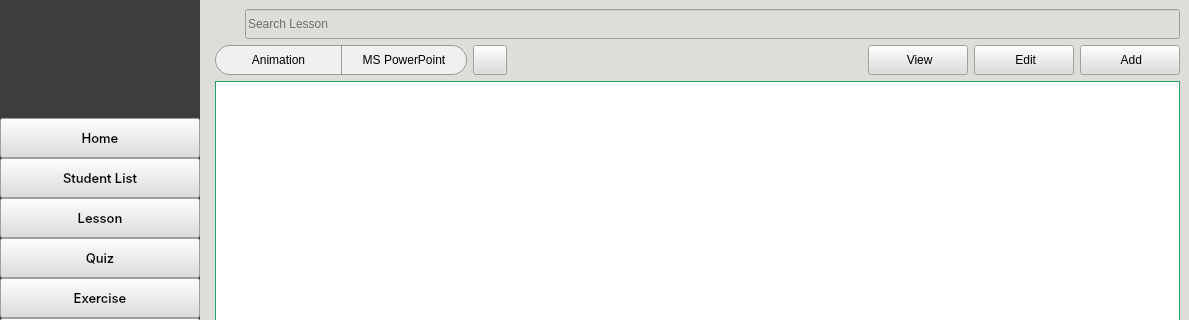
The window that CAI_PyQt/CAI_Admin/UI/FormHome.ui (CPG19040/CPG19040) describes before a commit, drawn with Qt 5; both pictures show x 0 to 1189 and y 0 to 320 of the 1189 by 732 pixel window.
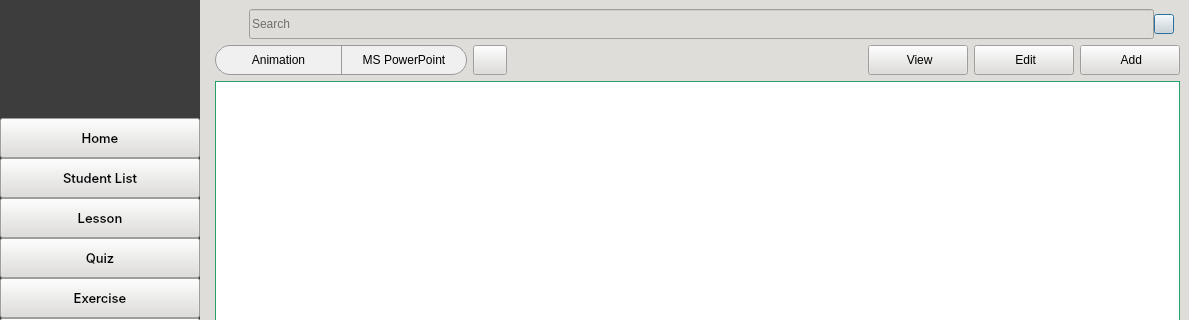
The same window after the commit. The open tabs and pages were chosen to show the change. Icons and pictures are not drawn.

Patch:
```diff
--- a/CAI_PyQt/CAI_Admin/UI/FormHome.ui
+++ b/CAI_PyQt/CAI_Admin/UI/FormHome.ui
@@ -3869,25 +3869,41 @@
        </property>
        <layout class="QVBoxLayout" name="verticalLayout">
         <item>
-         <widget class="QWidget" name="widget_search" native="true">
+         <widget class="QWidget" name="widget_search_4" native="true">
+          <property name="minimumSize">
+           <size>
+            <width>0</width>
+            <height>30</height>
+           </size>
+          </property>
+          <property name="maximumSize">
+           <size>
+            <width>16777215</width>
+            <height>30</height>
+           </size>
+          </property>
           <property name="styleSheet">
-           <string notr="true"/>
+           <string notr="true">*[class=&quot;widget-search-container&quot;] {
+	background-color: #FFF;
+	border: 1px solid #999;
+	border-radius: 15px;
+}</string>
           </property>
           <property name="class" stdset="0">
            <string>widget-search-container</string>
           </property>
-          <layout class="QHBoxLayout" name="layout_search">
+          <layout class="QHBoxLayout" name="layout_search_3">
            <property name="spacing">
             <number>0</number>
            </property>
            <property name="leftMargin">
-            <number>0</number>
+            <number>4</number>
            </property>
            <property name="topMargin">
             <number>0</number>
            </property>
            <property name="rightMargin">
-            <number>0</number>
+            <number>6</number>
            </property>
            <property name="bottomMargin">
             <number>0</number>
@@ -3906,6 +3922,12 @@
                <height>30</height>
               </size>
              </property>
+             <property name="styleSheet">
+              <string notr="true">*[class=&quot;label-magnifying-search&quot;] {
+	background: transparent;
+	border: none;
+}</string>
+             </property>
              <property name="text">
               <string/>
              </property>
@@ -3931,17 +3953,80 @@
                <height>30</height>
               </size>
              </property>
+             <property name="maximumSize">
+              <size>
+               <width>16777215</width>
+               <height>30</height>
+              </size>
+             </property>
              <property name="styleSheet">
               <string notr="true"/>
              </property>
              <property name="placeholderText">
-              <string>Search Lesson</string>
+              <string>Search</string>
              </property>
              <property name="class" stdset="0">
               <string>textbox-search</string>
              </property>
             </widget>
            </item>
+           <item>
+            <widget class="QPushButton" name="btnClearSearch_2">
+             <property name="minimumSize">
+              <size>
+               <width>20</width>
+               <height>20</height>
+              </size>
+             </property>
+             <property name="maximumSize">
+              <size>
+               <width>20</width>
+               <height>20</height>
+              </size>
+             </property>
+             <property name="cursor">
+              <cursorShape>PointingHandCursor</cursorShape>
+             </property>
+             <property name="toolTip">
+              <string>Clear</string>
+             </property>
+             <property name="styleSheet">
+              <string notr="true">*[class=&quot;button-clear-search&quot;] {
+	border-radius: 10px;
+	background: transparent;
+}
+
+*[class=&quot;button-clear-search&quot;]:hover {
+	background-color: #FFC0C0;
+}
+
+*[class=&quot;button-clear-search&quot;]:pressed {
+	background-color: #FFD2D2;
+}</string>
+             </property>
+             <property name="text">
+              <string/>
+             </property>
+             <property name="icon">
+              <iconset resource="../resources.qrc">
+               <normaloff>:/Images/Images/clear.png</normaloff>
+               <normalon>:/Images/Images/clear.png</normalon>
+               <activeon>:/Images/Images/clear.png</activeon>:/Images/Images/clear.png</iconset>
+             </property>
+             <property name="iconSize">
+              <size>
+               <width>8</width>
+               <height>8</height>
+              </size>
+             </property>
+             <property name="default">
+              <bool>true</bool>
+             </property>
+             <property name="class" stdset="0">
+              <string>button-clear-search</string>
+             </property>
+            </widget>
+           </item>
           </layout>
          </widget>
         </item>
```
Left out of the diff: 450 changed lines with no effect on the pictures.
